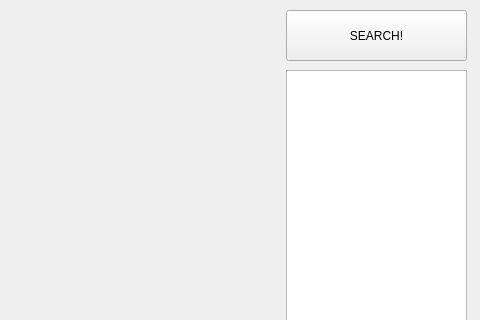
Before: the Qt Designer form RCBigAlgo/RCBigQtAlgo/mainwindow.ui in qiayuanl/RM2019SummerCamp, drawn with Qt 5; both pictures show x 544 to 1024 and y 0 to 320 of the 1024 by 577 pixel window.
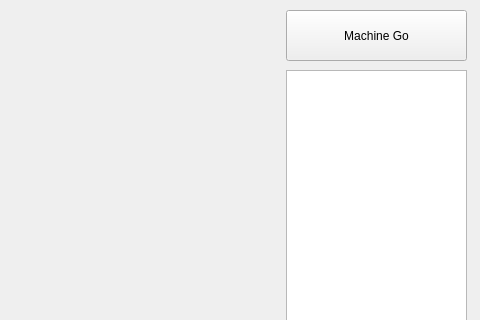
After: the same form once the commit is applied.

Commit message: added ai planner time limit

The edit to the form file:
```diff
--- a/RCBigAlgo/RCBigQtAlgo/mainwindow.ui
+++ b/RCBigAlgo/RCBigQtAlgo/mainwindow.ui
@@ -94,7 +94,7 @@
      </rect>
     </property>
     <property name="text">
-     <string>SEARCH!</string>
+     <string>Machine Go</string>
     </property>
    </widget>
    <widget class="QPlainTextEdit" name="tGameStatus">
```
The commit also changes 2 other files.
